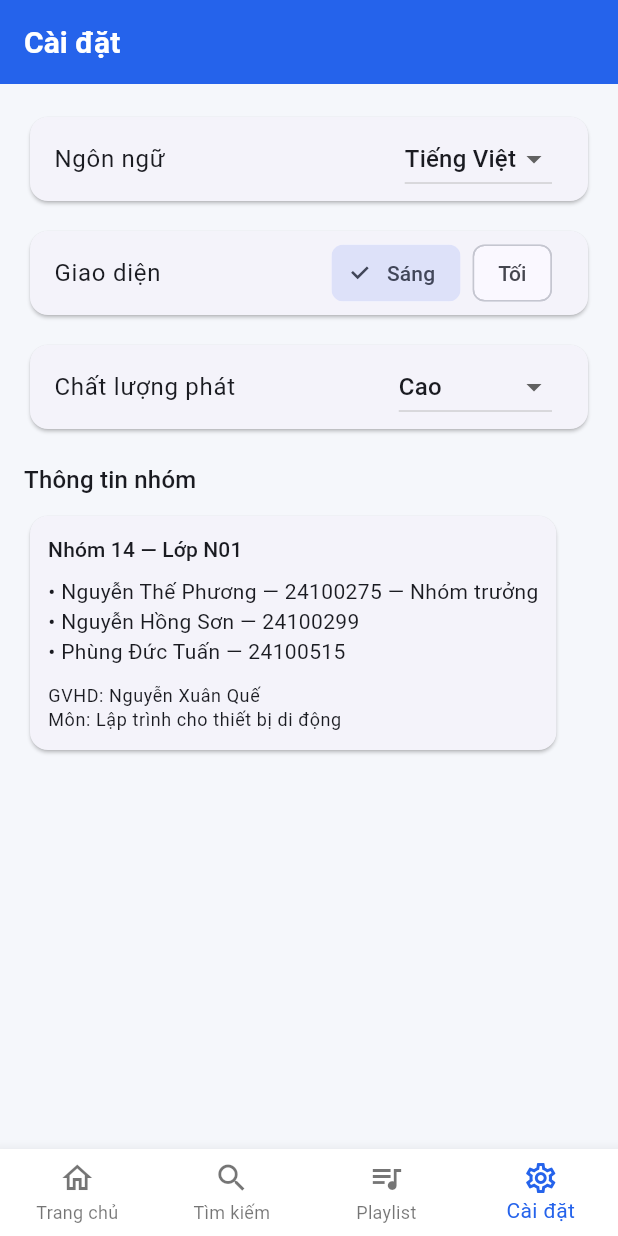
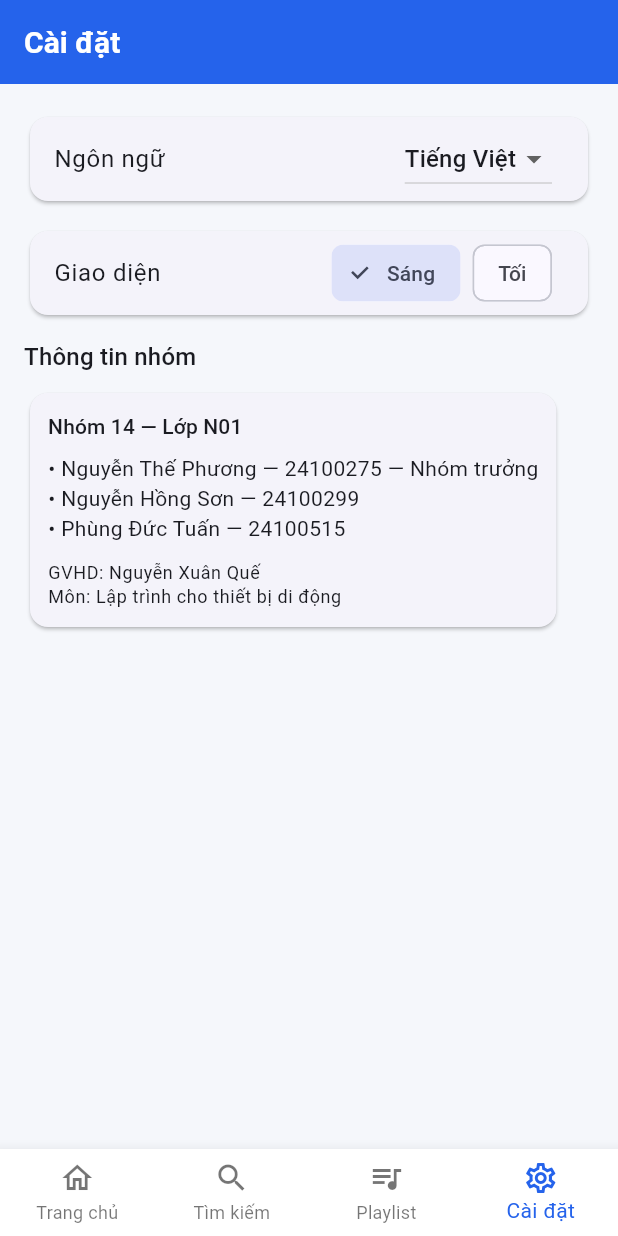
Before and after one commit to Sownpka/2025_2026_3_2_LTTBDD_N01_Nhom_14, a Flutter app: the screen it shows after launch, item 4 of the bottom bar chosen, on a phone screen of 412 x 824 dp. Run offline on Flutter 3.47's test engine with Material 3 defaults, Android fonts, the phone set to English and light mode, and no system bars; our stand-ins replace just_audio, shared_preferences.

Commit message:
loại bỏ chất lượng phát, lí do: không thể thực hiện

```diff
--- a/lib/screens/settings/settings_screen.dart
+++ b/lib/screens/settings/settings_screen.dart
@@ -34,18 +34,6 @@ class _SettingsScreenState extends State<SettingsScreen> {
       case 'vi':
       default:
         return 'Tiếng Việt';
-    }
-  }
-
-  String _labelForQuality(AudioQuality q) {
-    switch (q) {
-      case AudioQuality.low:
-        return svc.locale.languageCode == 'vi' ? 'Thấp' : 'Low';
-      case AudioQuality.medium:
-        return svc.locale.languageCode == 'vi' ? 'Trung bình' : 'Medium';
-      case AudioQuality.high:
-      default:
-        return svc.locale.languageCode == 'vi' ? 'Cao' : 'High';
     }
   }
 
@@ -127,39 +115,6 @@ class _SettingsScreenState extends State<SettingsScreen> {
 
               const SizedBox(height: 12),
 
-              // Quality
-              Card(
-                child: ListTile(
-                  title: Text(
-                    svc.locale.languageCode == 'vi'
-                        ? 'Chất lượng phát'
-                        : 'Playback quality',
-                  ),
-                  trailing: DropdownButton<AudioQuality>(
-                    value: svc.quality,
-                    items: [
-                      DropdownMenuItem(
-                        value: AudioQuality.low,
-                        child: Text(_labelForQuality(AudioQuality.low)),
-                      ),
-                      DropdownMenuItem(
-                        value: AudioQuality.medium,
-                        child: Text(_labelForQuality(AudioQuality.medium)),
-                      ),
-                      DropdownMenuItem(
-                        value: AudioQuality.high,
-                        child: Text(_labelForQuality(AudioQuality.high)),
-                      ),
-                    ],
-                    onChanged: (v) {
-                      if (v != null) svc.setQuality(v);
-                    },
-                  ),
-                ),
-              ),
-
-              const SizedBox(height: 18),
-
               // Group info
               Text(
                 svc.locale.languageCode == 'vi'
```
